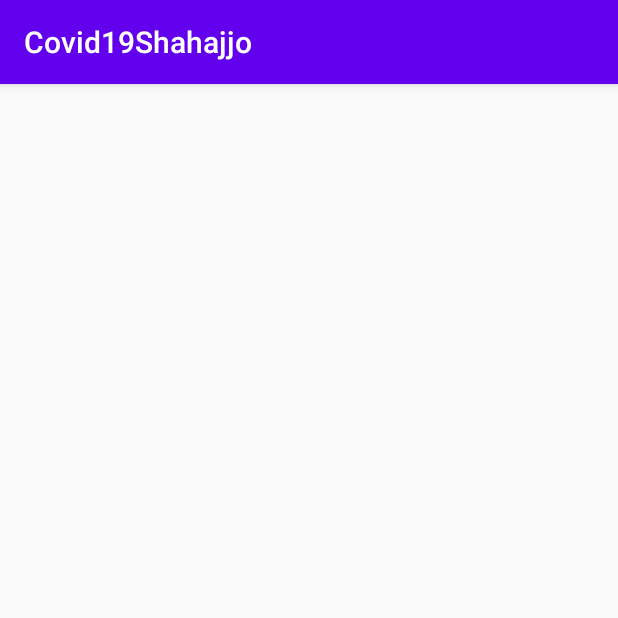
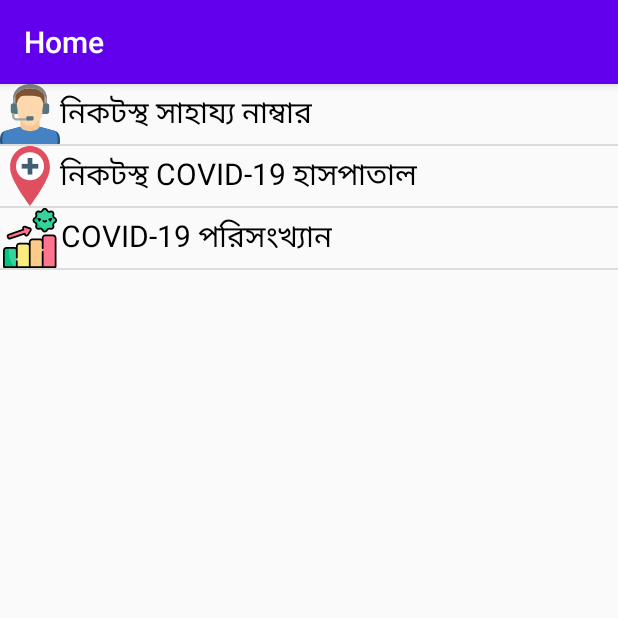
Before and after one commit to swesust/covid-19-help-support-bd, an Android app: the HomeActivity screen opened directly, with no data from a screen before it, on a phone screen of 412 x 824 dp, the top half of it. Run offline under Robolectric (Android 15) with nearby library versions, the light colour scheme and no system bars.

Commit message:
Home menus and actions

```diff
--- a/Covid19Shahajjo/app/src/main/java/com/example/covid19shahajjo/activities/HomeActivity.java
+++ b/Covid19Shahajjo/app/src/main/java/com/example/covid19shahajjo/activities/HomeActivity.java
@@ -2,15 +2,68 @@ package com.example.covid19shahajjo.activities;
 
 import androidx.appcompat.app.AppCompatActivity;
 
+import android.content.Intent;
 import android.os.Bundle;
+import android.view.View;
+import android.widget.AdapterView;
+import android.widget.ListView;
 
 import com.example.covid19shahajjo.R;
+import com.example.covid19shahajjo.adapters.HomeMenuAdapter;
+import com.example.covid19shahajjo.utils.Enums;
+import com.example.covid19shahajjo.utils.SharedStorge;
 
-public class HomeActivity extends AppCompatActivity {
+
+public class HomeActivity extends AppCompatActivity implements AdapterView.OnItemClickListener {
+
+    private ListView menuView;
+    private Enums.Language userLang;
+    private HomeMenuAdapter adapter;
 
     @Override
     protected void onCreate(Bundle savedInstanceState) {
         super.onCreate(savedInstanceState);
         setContentView(R.layout.activity_home);
+        setTitle("Home");
+        checkPreconditions();
+        layoutComponentMapping();
+    }
+
+    private void checkPreconditions(){
+        Enums.Language language =  SharedStorge.getUserLanguage(this);
+        if(language == Enums.Language.NONE){
+            Intent intent = new Intent(this, SettingsActivity.class);
+            startActivity(intent);
+        }
+        else{
+            language = language;
+        }
+    }
+
+    private void layoutComponentMapping(){
+        menuView = (ListView) findViewById(R.id.home_menu_list);
+        String[] menus = userPreferableMenu();
+        adapter = new HomeMenuAdapter(this, R.layout.layout_home_menu_item, menus);
+        menuView.setAdapter(adapter);
+        menuView.setOnItemClickListener(this);
+    }
+
+    private String[] userPreferableMenu(){
+        String menus[];
+        if(userLang == Enums.Language.EN){
+            menus = getResources().getStringArray(R.array.menu_en);
+        }else{
+            menus = getResources().getStringArray(R.array.menu_bd);
+        }
+       return menus;
+    }
+
+    @Override
+    public void onItemClick(AdapterView<?> parent, View view, int position, long id) {
+        intentOnClickAction(position);
+    }
+
+    private void intentOnClickAction(int position){
+
     }
 }
--- /dev/null
+++ b/Covid19Shahajjo/app/src/main/java/com/example/covid19shahajjo/adapters/HomeMenuAdapter.java
@@ -0,0 +1,69 @@
+package com.example.covid19shahajjo.adapters;
+
+import android.content.Context;
+import android.view.LayoutInflater;
+import android.view.View;
+import android.view.ViewGroup;
+import android.widget.ArrayAdapter;
+import android.widget.ImageView;
+import android.widget.TextView;
+
+import androidx.annotation.NonNull;
+
+import com.example.covid19shahajjo.R;
+
+
+public class HomeMenuAdapter extends ArrayAdapter<String> {
+
+    private Context context;
+    private int resource;
+    private String menus[];
+    private ImageView menuIcon;
+    private TextView menuText;
+
+    public HomeMenuAdapter(@NonNull Context context, int resource, String[] menus) {
+        super(context, resource, menus);
+        this.context = context;
+        this.resource = resource;
+        this.menus = menus;
+    }
+
+    @Override
+    public int getCount(){
+        return this.menus.length;
+    }
+
+    @Override
+    public String getItem(int index){
+        return this.menus[index];
+    }
+
+    @Override
+    public View getView(int position, View convertView, ViewGroup parent){
+        View row = convertView;
+        if(row == null){
+            LayoutInflater inflater = getLayoutInflater();
+            row = inflater.inflate(this.resource, parent, false);
+        }
+
+        String menu = getItem(position);
+        menuIcon = (ImageView) row.findViewById(R.id.home_menu_item_icon);
+        menuText = (TextView) row.findViewById(R.id.home_menu_item_text);
+        menuIcon.setImageResource(getDrawable(position));
+        menuText.setText(menu);
+        return row;
+    }
+
+    private LayoutInflater getLayoutInflater(){
+        return (LayoutInflater)getContext().getSystemService(Context.LAYOUT_INFLATER_SERVICE);
+    }
+
+    private int getDrawable(int position){
+        switch (position){
+            case 0: return R.drawable.ic_help_contact;
+            case 1: return R.drawable.ic_hospital;
+            case 2: return R.drawable.ic_statistics;
+            default: return -1;
+        }
+    }
+}
--- /dev/null
+++ b/Covid19Shahajjo/app/src/main/res/drawable/ic_help_contact.xml
@@ -0,0 +1,14 @@
+<vector android:height="100dp" android:viewportHeight="56"
+    android:viewportWidth="50" android:width="100dp" xmlns:android="http://schemas.android.com/apk/res/android">
+    <path android:fillColor="#805333" android:pathData="m11,18v-3.01s2,-11 14,-11 14,11 14,11v3.01z"/>
+    <path android:fillColor="#a5a5a4" android:pathData="m39,24c0,0.5523 -0.4477,1 -1,1s-1,-0.4477 -1,-1c0,-15.2 -0.064,-15.679 0.15,-16 0.17,-0.29 0.49,2 0.85,2 0.2822,0.0007 0.5509,0.1205 0.74,0.33 0.352,1.759 0.26,1.682 0.26,13.67z"/>
+    <path android:fillColor="#a5a5a4" android:pathData="m13,24c0,0.5523 -0.4477,1 -1,1s-1,-0.4477 -1,-1c0,-11.654 -0.088,-11.931 0.26,-13.67 0.1891,-0.2095 0.4578,-0.3293 0.74,-0.33 0.36,0 0.68,-2.29 0.85,-2 0.215,0.323 0.15,0.805 0.15,16z"/>
+    <path android:fillColor="#547580" android:pathData="m11,18h28c1.1046,0 2,0.8954 2,2v6c0,1.1046 -0.8954,2 -2,2h-28c-1.1046,0 -2,-0.8954 -2,-2v-6c0,-1.1046 0.8954,-2 2,-2z"/>
+    <path android:fillColor="#285680" android:pathData="m49.99,54.99c0.007,0.2665 -0.0943,0.5244 -0.2809,0.7148 -0.1866,0.1904 -0.4425,0.2969 -0.7091,0.2952h-48c-0.2666,0.0017 -0.5224,-0.1048 -0.7091,-0.2952 -0.1866,-0.1904 -0.288,-0.4483 -0.2809,-0.7148v-3.99c0.3,-6.1 3.43,-7 3.43,-7l13.56,-4h16l13.56,4s3.13,0.9 3.43,7z"/>
+    <path android:fillColor="#4482c3" android:pathData="m47.99,54.93c0.0224,0.2628 -0.0612,0.5237 -0.2321,0.7246s-0.4149,0.3253 -0.6779,0.3454h-44.16c-0.263,-0.0201 -0.5071,-0.1445 -0.6779,-0.3454 -0.1709,-0.2009 -0.2544,-0.4618 -0.2321,-0.7246v-4.24c0.18,-4.4 1.58,-6.26 2.45,-6.99l12.54,-3.7h16l12.54,3.7c0.87,0.73 2.27,2.59 2.45,6.99z"/>
+    <path android:fillColor="#f9c795" android:pathData="m33,33.23v6.77s-1,4 -8,4 -8,-4 -8,-4v-6.77z"/>
+    <path android:fillColor="#fdd7ad" android:pathData="m35.264,25.93c0.046,2.541 0.516,4.8 -2.376,7.4 -3.155,2.84 -3.155,5.67 -6.311,5.67h-3.155c-3.155,0 -3.155,-2.83 -6.31,-5.67 -3.055,-2.746 -2.366,-5.08 -2.366,-8.09 0,-2.723 -1.32,-5.058 -0.435,-8.119 0.4841,-1.9119 1.4165,-3.681 2.72,-5.161 0.5088,-0.4853 1.1783,-0.7665 1.881,-0.79 2.811,-0.18 10.871,-0.54 14.178,1.04 0,0 1.823,1.113 2.743,5.188 0.667,2.95 -0.633,5.002 -0.569,8.532z"/>
+    <path android:fillColor="#a5a5a4" android:pathData="m24,34h-10c-2.2091,0 -4,-1.7909 -4,-4v-2c0,-0.5523 0.4477,-1 1,-1s1,0.4477 1,1v2c0,1.1046 0.8954,2 2,2h10c0.5523,0 1,0.4477 1,1s-0.4477,1 -1,1z"/>
+    <path android:fillColor="#547580" android:pathData="M23,30L27,30A1,1 0,0 1,28 31L28,33A1,1 0,0 1,27 34L23,34A1,1 0,0 1,22 33L22,31A1,1 0,0 1,23 30z"/>
+    <path android:fillColor="#7f8284" android:pathData="m39,13v2c-0.361,-1.5991 -0.9862,-3.1267 -1.85,-4.52 -1.85,-3.04 -5.44,-6.48 -12.15,-6.48s-10.3,3.44 -12.15,6.48c-0.8638,1.3933 -1.489,2.9209 -1.85,4.52v-2c0,-7.734 6.268,-13 14,-13s14,5.257 14,13z"/>
+</vector>
--- /dev/null
+++ b/Covid19Shahajjo/app/src/main/res/drawable/ic_hospital.xml
@@ -0,0 +1,7 @@
+<vector android:height="100dp" android:viewportHeight="512"
+    android:viewportWidth="512" android:width="100dp" xmlns:android="http://schemas.android.com/apk/res/android">
+    <path android:fillColor="#E04F5F" android:pathData="M87.088,192c-0.456,-5.272 -0.688,-10.6 -0.688,-16C86.4,78.8 162.336,0 256,0s169.6,78.8 169.6,176c0,5.392 -0.232,10.728 -0.688,16h0.688c0,96.184 -169.6,320 -169.6,320S86.4,288.712 86.4,192H87.088z"/>
+    <path android:fillColor="#FFFFFF" android:pathData="M255.992,172.8m-119.384,0a119.384,119.384 0,1 1,238.768 0a119.384,119.384 0,1 1,-238.768 0"/>
+    <path android:fillColor="#415E72" android:pathData="M185.28,152.8h141.392v40h-141.392z"/>
+    <path android:fillColor="#415E72" android:pathData="M235.992,102.104h40v141.392h-40z"/>
+</vector>
--- /dev/null
+++ b/Covid19Shahajjo/app/src/main/res/drawable/ic_statistics.xml
@@ -0,0 +1,51 @@
+<vector xmlns:android="http://schemas.android.com/apk/res/android"
+    android:width="512dp"
+    android:height="512dp"
+    android:viewportWidth="512"
+    android:viewportHeight="512">
+  <path
+      android:pathData="m121.097,339.96h-65.761c-12.315,0 -22.299,9.984 -22.299,22.299v142.241h110.359l55.181,-77.264 -55.181,-64.977c0,-12.316 -9.984,-22.299 -22.299,-22.299z"
+      android:fillColor="#36d39a"/>
+  <path
+      android:pathData="m231.456,304.225h-65.757c-12.315,0 -22.299,9.984 -22.299,22.299v177.976h110.355l55.177,-95.131 -55.177,-82.845c-0.001,-12.315 -9.984,-22.299 -22.299,-22.299z"
+      android:fillColor="#f9ed80"/>
+  <path
+      android:pathData="m341.81,268.491h-65.757c-12.315,0 -22.299,9.984 -22.299,22.299v213.71h110.355l55.183,-112.998 -55.183,-100.712c0,-12.315 -9.983,-22.299 -22.299,-22.299z"
+      android:fillColor="#fccb88"/>
+  <path
+      android:pathData="m452.173,232.76h-65.761c-12.315,0 -22.299,9.984 -22.299,22.299v249.44h110.359v-249.44c0,-12.315 -9.984,-22.299 -22.299,-22.299z"
+      android:fillColor="#ff748f"/>
+  <path
+      android:pathData="m466.461,85.029c-10.249,-4.531 -15.131,-16.313 -11.09,-26.765l0.017,-0.044c6.571,-16.995 -10.149,-33.716 -27.144,-27.145l-0.044,0.017c-10.452,4.041 -22.234,-0.841 -26.765,-11.09 -7.369,-16.67 -31.023,-16.67 -38.392,0 -4.531,10.249 -16.313,15.131 -26.765,11.09l-0.044,-0.017c-16.995,-6.571 -33.716,10.149 -27.145,27.144l0.017,0.044c4.041,10.452 -0.841,22.234 -11.09,26.765 -16.67,7.369 -16.67,31.023 0,38.392 10.249,4.53 15.131,16.313 11.09,26.765l-0.017,0.044c-6.571,16.995 10.149,33.716 27.144,27.145l0.044,-0.017c10.452,-4.041 22.234,0.841 26.765,11.09 7.369,16.67 31.023,16.67 38.392,0 4.531,-10.249 16.313,-15.131 26.765,-11.09l0.044,0.017c16.995,6.571 33.716,-10.149 27.145,-27.144l-0.017,-0.044c-4.041,-10.452 0.841,-22.234 11.09,-26.765 16.669,-7.369 16.669,-31.023 0,-38.392z"
+      android:fillColor="#36d39a"/>
+  <path
+      android:pathData="m255.027,174.201 l-41.647,-15.078c-10.137,-3.67 -20.023,6.007 -16.569,16.22l3.236,9.57 -127.577,43.144c-6.053,2.047 -9.301,8.614 -7.254,14.667l3.813,11.275c2.047,6.053 8.614,9.301 14.667,7.254l127.578,-43.142 3.236,9.57c3.454,10.213 17.183,11.905 23.013,2.835l23.949,-37.26c4.465,-6.947 1.321,-16.243 -6.445,-19.055z"
+      android:fillColor="#ff748f"/>
+  <path
+      android:pathData="m74.603,368.27c0,-9.639 0.641,-19.092 1.856,-28.311h-21.123c-12.315,0 -22.299,9.983 -22.299,22.299v142.241h94.172c-32.113,-32.294 -52.606,-81.325 -52.606,-136.229z"
+      android:fillColor="#00c67f"/>
+  <path
+      android:pathData="m105.28,216.961 l-32.81,11.095c-6.053,2.047 -9.301,8.614 -7.254,14.667l3.813,11.275c2.047,6.053 8.614,9.301 14.667,7.254l44.847,-15.166c-10.04,-8.127 -18.033,-18.036 -23.263,-29.125z"
+      android:fillColor="#fd5f7e"/>
+  <path
+      android:pathData="m315.741,90.527c0,-22.077 8.363,-42.44 22.46,-58.796 -0.645,-0.181 -1.287,-0.392 -1.924,-0.638l-0.044,-0.017c-16.995,-6.571 -33.716,10.149 -27.145,27.144l0.017,0.044c4.041,10.452 -0.841,22.234 -11.09,26.765 -16.67,7.369 -16.67,31.023 0,38.392 10.249,4.53 15.131,16.313 11.09,26.765l-0.017,0.044c-6.571,16.995 10.149,33.715 27.144,27.145l0.044,-0.018c10.452,-4.041 22.234,0.841 26.765,11.09 7.369,16.67 31.023,16.67 38.392,0 0.407,-0.92 0.89,-1.78 1.407,-2.61 -49.837,-9.726 -87.099,-48.701 -87.099,-95.31z"
+      android:fillColor="#00c67f"/>
+  <path
+      android:fillColor="#FF000000"
+      android:pathData="m474.47,512c4.142,0 7.5,-3.358 7.5,-7.5v-249.439c0,-16.431 -13.368,-29.799 -29.799,-29.799h-65.76c-16.431,0 -29.799,13.368 -29.799,29.799v9.885c-4.365,-2.51 -9.417,-3.953 -14.803,-3.953h-65.757c-16.432,0 -29.799,13.368 -29.799,29.799v9.886c-4.364,-2.508 -9.415,-3.951 -14.799,-3.951h-65.757c-16.432,0 -29.799,13.368 -29.799,29.799v9.888c-4.365,-2.509 -9.417,-3.953 -14.803,-3.953h-65.76c-16.431,0 -29.799,13.368 -29.799,29.799v142.24c0,4.142 3.358,7.5 7.5,7.5zM261.253,290.792c0,-8.16 6.639,-14.799 14.799,-14.799h65.757c8.16,0 14.799,6.639 14.799,14.799v53.272c0,4.142 3.358,7.5 7.5,7.5h0.002s0.001,0 0.002,0c4.142,0 7.5,-3.358 7.5,-7.5v-89.003c0,-8.16 6.639,-14.799 14.799,-14.799h65.76c8.16,0 14.799,6.639 14.799,14.799v241.939h-95.358v-122.936c0,-4.142 -3.358,-7.5 -7.5,-7.5 -0.001,0 -0.001,0 -0.002,0s-0.001,0 -0.002,0c-4.142,0 -7.5,3.358 -7.5,7.5v122.937h-95.355v-170.475zM135.895,362.26v62.097c0,4.142 3.358,7.5 7.5,7.5h0.002s0.001,0 0.002,0c4.142,0 7.5,-3.358 7.5,-7.5v-97.831c0,-8.161 6.639,-14.799 14.799,-14.799h65.757c8.16,0 14.799,6.639 14.799,14.799v170.475h-95.355v-42.644c0,-4.142 -3.358,-7.5 -7.5,-7.5 -0.001,0 -0.001,0 -0.002,0s-0.001,0 -0.002,0c-4.142,0 -7.5,3.358 -7.5,7.5v42.643h-95.358v-134.74c0,-8.161 6.639,-14.799 14.799,-14.799h65.76c8.16,0 14.799,6.638 14.799,14.799z"/>
+  <path
+      android:fillColor="#FF000000"
+      android:pathData="m469.49,78.171c-6.598,-2.916 -9.728,-10.472 -7.11,-17.244 8.917,-23.062 -13.748,-45.775 -36.889,-36.827 -6.728,2.601 -14.284,-0.529 -17.2,-7.127 -10.008,-22.639 -42.113,-22.621 -52.111,0 -2.917,6.598 -10.472,9.729 -17.245,7.11 -23.066,-8.919 -45.774,13.75 -36.827,36.889 2.601,6.728 -0.529,14.284 -7.127,17.2 -22.637,10.007 -22.623,42.111 0,52.112 6.598,2.916 9.728,10.472 7.109,17.245 -8.916,23.061 13.749,45.774 36.889,36.827 6.728,-2.601 14.284,0.529 17.201,7.127 10.009,22.644 42.116,22.61 52.112,0 2.916,-6.598 10.47,-9.729 17.244,-7.11 23.065,8.919 45.774,-13.751 36.827,-36.889 -2.601,-6.729 0.53,-14.284 7.128,-17.201 22.637,-10.007 22.623,-42.11 -0.001,-52.112m-153.409,-22.654c-4.223,-10.923 6.442,-21.697 17.489,-17.427 14.21,5.495 30.169,-1.117 36.329,-15.053 4.748,-10.742 19.922,-10.745 24.673,0 6.16,13.936 22.118,20.548 36.373,15.036 10.923,-4.224 21.698,6.442 17.428,17.488 -5.495,14.211 1.117,30.169 15.053,36.329 10.743,4.748 10.745,19.923 0,24.673 -13.936,6.16 -20.548,22.118 -15.036,36.373 4.223,10.925 -6.444,21.697 -17.488,17.427 -14.212,-5.494 -30.169,1.118 -36.329,15.053 -4.748,10.742 -19.922,10.745 -24.673,0 -4.691,-10.612 -15.06,-16.976 -26.036,-16.976 -3.438,0 -6.938,0.625 -10.338,1.939 -10.922,4.225 -21.698,-6.443 -17.428,-17.488 5.496,-14.211 -1.117,-30.169 -15.053,-36.329 -10.742,-4.749 -10.746,-19.924 0,-24.673 13.936,-6.158 20.548,-22.116 15.036,-36.372z"/>
+  <path
+      android:fillColor="#FF000000"
+      android:pathData="m400.233,114.723c2.722,-3.123 2.396,-7.86 -0.726,-10.582 -3.123,-2.722 -7.861,-2.397 -10.582,0.726 -3.538,4.06 -9.83,4.072 -13.378,0 -2.722,-3.123 -7.459,-3.447 -10.582,-0.726s-3.448,7.459 -0.726,10.582c9.505,10.906 26.462,10.937 35.994,0z"/>
+  <path
+      android:fillColor="#FF000000"
+      android:pathData="m324.301,100.281 l3.64,0.976c-0.04,0.729 -0.008,-0.018 -0.021,8.193 0,4.142 3.358,7.5 7.5,7.5s7.5,-3.358 7.5,-7.5v-4.22c3.993,0.745 7.628,-1.761 8.608,-5.418 1.072,-4.001 -1.303,-8.113 -5.304,-9.186l-18.041,-4.834c-3.996,-1.072 -8.113,1.302 -9.186,5.303 -1.072,4.002 1.303,8.115 5.304,9.186z"/>
+  <path
+      android:fillColor="#FF000000"
+      android:pathData="m421.552,105.23v4.22c0,4.142 3.358,7.5 7.5,7.5s7.5,-3.358 7.5,-7.5c-0.015,-8.7 0.025,-7.366 -0.021,-8.193l3.64,-0.976c4.001,-1.072 6.375,-5.185 5.304,-9.186 -1.072,-4.001 -5.187,-6.375 -9.186,-5.303l-18.041,4.834c-4.001,1.072 -6.375,5.185 -5.304,9.186 0.981,3.66 4.617,6.163 8.608,5.418z"/>
+  <path
+      android:fillColor="#FF000000"
+      android:pathData="m58.111,245.128 l3.813,11.275c3.352,9.912 14.166,15.34 24.174,11.956l120.473,-40.74 0.833,2.466c5.459,16.141 27.189,18.862 36.427,4.488l23.949,-37.26c7.063,-10.988 2.105,-25.708 -10.2,-30.162l-41.647,-15.078c-16.024,-5.8 -31.701,9.488 -26.226,25.675l0.833,2.465 -120.472,40.74c-9.962,3.369 -15.326,14.214 -11.957,24.175zM74.872,235.163 L202.449,192.021c3.921,-1.325 6.03,-5.584 4.702,-9.508l-3.236,-9.57c-1.285,-3.801 1.795,-7.114 5.013,-7.114 1.778,0 0.151,-0.154 43.545,15.426 3.237,1.172 4.556,5.041 2.688,7.948l-23.949,37.26c-2.432,3.783 -8.153,3.093 -9.599,-1.183l-3.236,-9.57c-1.326,-3.921 -5.583,-6.029 -9.507,-4.702l-127.578,43.142c-2.124,0.718 -4.44,-0.426 -5.159,-2.552l-3.813,-11.275c-0.719,-2.126 0.426,-4.441 2.552,-5.16z"/>
+</vector>
--- a/Covid19Shahajjo/app/src/main/res/layout/activity_home.xml
+++ b/Covid19Shahajjo/app/src/main/res/layout/activity_home.xml
@@ -1,9 +1,16 @@
 <?xml version="1.0" encoding="utf-8"?>
-<androidx.constraintlayout.widget.ConstraintLayout xmlns:android="http://schemas.android.com/apk/res/android"
+<LinearLayout xmlns:android="http://schemas.android.com/apk/res/android"
     xmlns:app="http://schemas.android.com/apk/res-auto"
     xmlns:tools="http://schemas.android.com/tools"
     android:layout_width="match_parent"
     android:layout_height="match_parent"
     tools:context=".activities.HomeActivity">
 
-</androidx.constraintlayout.widget.ConstraintLayout>
+    <ListView
+        android:id="@+id/home_menu_list"
+        android:layout_width="match_parent"
+        android:layout_height="match_parent">
+
+    </ListView>
+
+</LinearLayout>
--- /dev/null
+++ b/Covid19Shahajjo/app/src/main/res/layout/layout_home_menu_item.xml
@@ -0,0 +1,24 @@
+<?xml version="1.0" encoding="utf-8"?>
+<LinearLayout
+    xmlns:android="http://schemas.android.com/apk/res/android"
+    android:orientation="horizontal"
+    android:layout_width="match_parent"
+    android:layout_height="wrap_content">
+
+    <ImageView
+        android:id="@+id/home_menu_item_icon"
+        android:layout_gravity="left"
+        android:layout_width="40dp"
+        android:layout_height="40dp"/>
+
+    <TextView
+        android:id="@+id/home_menu_item_text"
+        android:layout_gravity="right"
+        android:paddingRight="15dp"
+        android:gravity="center"
+        android:textSize="20dp"
+        android:textColor="#000000"
+        android:layout_width="wrap_content"
+        android:layout_height="40dp"/>
+
+</LinearLayout>
--- a/Covid19Shahajjo/app/src/main/res/values/strings.xml
+++ b/Covid19Shahajjo/app/src/main/res/values/strings.xml
@@ -1,4 +1,16 @@
 <resources>
     <string name="app_name">Covid19Shahajjo</string>
     <string name="access_token" translatable="false"> sk.eyJ1IjoibWVoZWRpcnVtaSIsImEiOiJjazVoZHM1ZXkwMmo0M2xudmIzZjNxNG85In0.Z4M4-gPDTIIxr9MB7BPHoQ</string>
+
+    <string-array name="menu_bd">
+        <item>নিকটস্থ সাহায্য নাম্বার</item>
+        <item>নিকটস্থ COVID-19 হাসপাতাল</item>
+        <item>COVID-19 পরিসংখ্যান</item>
+    </string-array>
+
+    <string-array name="menu_en">
+        <item>Nearest Contact Support</item>
+        <item>Nearest COVID-19 Health Center</item>
+        <item>COVID-19 Statistics</item>
+    </string-array>
 </resources>
```
